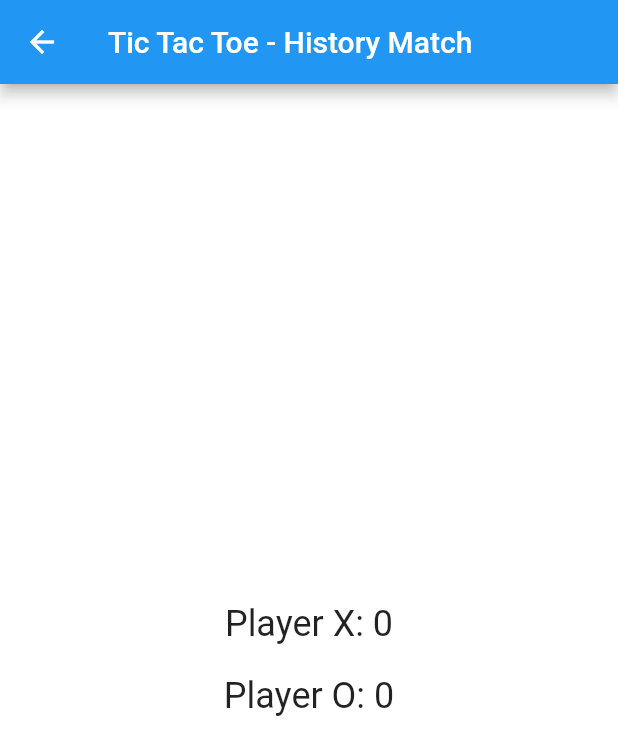
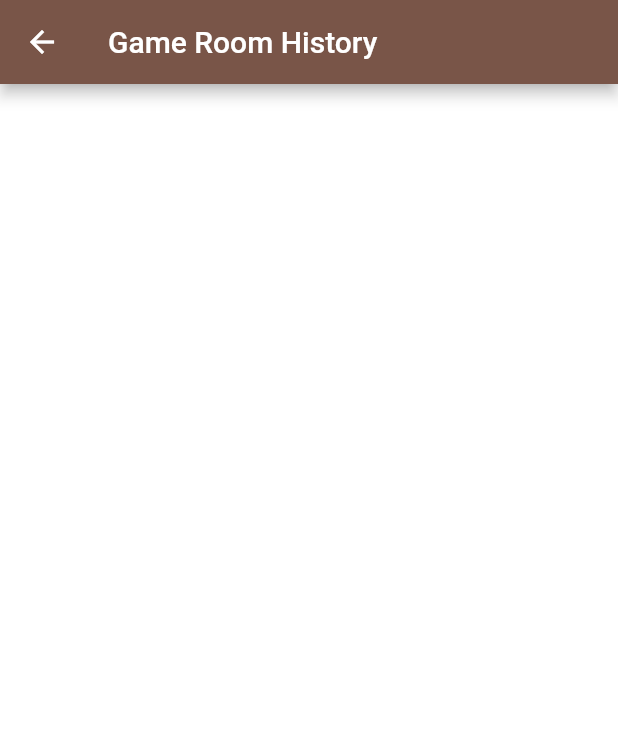
Before and after one commit to Kaowtom/Wireless-project-tictactoeing, a Flutter app: the screen it shows after launch, after a tap on "History", on a phone screen of 412 x 824 dp. Shown: the top 755 px of the screen. Run offline on Flutter 3.47's test engine with Material 2 defaults, Android fonts, the phone set to English and light mode, and no system bars; our stand-ins replace firebase_core, firebase_database, shared_preferences; accounts and stored records are empty.

Commit message:
Add existing project files to Git

```diff
--- a/lib/main.dart
+++ b/lib/main.dart
@@ -1,6 +1,5 @@
 import 'package:flutter/material.dart';
 import 'screens/home_screen.dart';
-import 'screens/gameplay_screen.dart';
 import 'screens/history_screen.dart';
 import 'screens/how_to_play_screen.dart';
 import 'screens/setting_screen.dart';
@@ -12,7 +11,7 @@ import 'package:firebase_core/firebase_core.dart';
 
 void main() async {
   WidgetsFlutterBinding.ensureInitialized();
-  await Firebase.initializeApp(
+  Firebase.initializeApp(
     options: DefaultFirebaseOptions.currentPlatform,
   );
   runApp(TicTacToeApp());
@@ -25,13 +24,13 @@ class TicTacToeApp extends StatefulWidget {
 
 class _TicTacToeAppState extends State<TicTacToeApp> {
   ThemeData lightTheme = ThemeData(
-    primarySwatch: Colors.blue,
+    primarySwatch: Colors.brown,
     scaffoldBackgroundColor: Colors.white,
   );
 
   ThemeData darkTheme = ThemeData(
-    primarySwatch: Colors.blue,
-    scaffoldBackgroundColor: Color.fromARGB(255, 141, 216, 146),
+    primarySwatch: Colors.teal,
+    scaffoldBackgroundColor: Colors.grey,
   );
 
   bool isDarkMode = false;
@@ -47,7 +46,7 @@ class _TicTacToeAppState extends State<TicTacToeApp> {
         '/game-room-selection': (context) => GameRoomSelectionScreen(),
         '/history': (context) => HistoryScreen(),
         '/how-to-play': (context) => HowToPlayScreen(),
-        '/settings': (context) => SettingsScreen(),
+        '/settings': (context) => SettingsScreen(toggleTheme: toggleTheme),
       },
     );
   }
@@ -59,6 +58,14 @@ class _TicTacToeAppState extends State<TicTacToeApp> {
     });
   }
 
+  Future<void> toggleTheme(bool value) async {
+    SharedPreferences prefs = await SharedPreferences.getInstance();
+    setState(() {
+      isDarkMode = value;
+    });
+    await prefs.setBool('isDarkMode', value);
+  }
+
   @override
   void initState() {
     super.initState();
--- /dev/null
+++ b/lib/screens/fixed_size_button.dart
@@ -0,0 +1,27 @@
+import 'package:flutter/material.dart';
+
+class FixedSizeButton extends StatelessWidget {
+  final Widget child;
+  final double width;
+  final double height;
+  final VoidCallback onPressed;
+
+  FixedSizeButton({
+    required this.child,
+    required this.onPressed,
+    this.width = 200.0,
+    this.height = 50.0,
+  });
+
+  @override
+  Widget build(BuildContext context) {
+    return SizedBox(
+      width: width,
+      height: height,
+      child: ElevatedButton(
+        onPressed: onPressed,
+        child: child,
+      ),
+    );
+  }
+}
--- a/lib/screens/gameplay_screen.dart
+++ b/lib/screens/gameplay_screen.dart
@@ -110,11 +110,11 @@ class _GameplayScreenState extends State<GameplayScreen> {
     return GestureDetector(
       onTap: () => _markSquare(index),
       child: Container(
-        color: Colors.blue,
+        color: Color.fromARGB(255, 192, 192, 192),
         child: Center(
           child: Text(
             board[index] == '5' ? '' : board[index],
-            style: TextStyle(fontSize: 24, color: Colors.white),
+            style: TextStyle(fontSize: 30, color: Colors.white),
           ),
         ),
       ),
--- a/lib/screens/history_screen.dart
+++ b/lib/screens/history_screen.dart
@@ -1,43 +1,48 @@
 import 'package:flutter/material.dart';
-import 'package:shared_preferences/shared_preferences.dart';
+import 'package:firebase_database/firebase_database.dart';
+import 'package:firebase_database/ui/firebase_animated_list.dart';
 
-class HistoryScreen extends StatefulWidget {
-  @override
-  _HistoryScreenState createState() => _HistoryScreenState();
-}
-
-class _HistoryScreenState extends State<HistoryScreen> {
-  int xScore = 0;
-  int oScore = 0;
-
+class HistoryScreen extends StatelessWidget {
   @override
   Widget build(BuildContext context) {
     return Scaffold(
-      appBar: AppBar(title: Text('Tic Tac Toe - History Match')),
-      body: Center(
-        child: Column(
-          mainAxisAlignment: MainAxisAlignment.center,
-          children: [
-            Text('Player X: $xScore', style: TextStyle(fontSize: 24)),
-            SizedBox(height: 20),
-            Text('Player O: $oScore', style: TextStyle(fontSize: 24)),
-          ],
-        ),
+      appBar: AppBar(
+        title: Text('Game Room History'),
+      ),
+      body: StreamBuilder<DatabaseEvent>(
+        stream: FirebaseDatabase.instance.ref().child('rooms').onValue,
+        builder: (context, AsyncSnapshot<DatabaseEvent> snapshot) {
+          if (snapshot.hasData) {
+            // Get the map of game rooms from the snapshot
+            Map<dynamic, dynamic> roomsData =
+                (snapshot.data?.snapshot.value as Map<dynamic, dynamic>?) ?? {};
+
+            // Create a list of game rooms
+            List<Widget> gameRooms = [];
+            roomsData.forEach((key, value) {
+              // Get the room data with default values for nulls
+              String result = value['winner'] ?? 'game is not finished';
+              // Create a widget to display the room data
+              Widget roomWidget = ListTile(
+                title: Text('Room $key'),
+                subtitle: Text(result),
+              );
+
+              // Add the widget to the list of game rooms
+              gameRooms.add(roomWidget);
+            });
+
+            // Create a ListView with the list of game rooms
+            return ListView(
+              children: gameRooms,
+            );
+          } else if (snapshot.hasError) {
+            return Text('Error: ${snapshot.error}');
+          } else {
+            return CircularProgressIndicator();
+          }
+        },
       ),
     );
   }
-
-  Future<void> loadScores() async {
-    SharedPreferences prefs = await SharedPreferences.getInstance();
-    setState(() {
-      xScore = prefs.getInt('xScore') ?? 0;
-      oScore = prefs.getInt('oScore') ?? 0;
-    });
-  }
-
-  @override
-  void initState() {
-    super.initState();
-    loadScores();
-  }
 }
--- a/lib/screens/home_screen.dart
+++ b/lib/screens/home_screen.dart
@@ -1,6 +1,6 @@
 import 'package:flutter/material.dart';
-import 'package:shared_preferences/shared_preferences.dart';
 import 'game_room_selection_screen.dart';
+import 'fixed_size_button.dart';
 
 class HomeScreen extends StatelessWidget {
   void _navigateToGameRoomSelection(BuildContext context) {
@@ -18,22 +18,22 @@ class HomeScreen extends StatelessWidget {
         child: Column(
           mainAxisAlignment: MainAxisAlignment.center,
           children: [
-            ElevatedButton(
+            FixedSizeButton(
               onPressed: () => _navigateToGameRoomSelection(context),
               child: Text('Start Game'),
             ),
             SizedBox(height: 20),
-            ElevatedButton(
+            FixedSizeButton(
               onPressed: () => Navigator.pushNamed(context, '/history'),
               child: Text('History'),
             ),
             SizedBox(height: 20),
-            ElevatedButton(
+            FixedSizeButton(
               onPressed: () => Navigator.pushNamed(context, '/how-to-play'),
               child: Text('How to Play'),
             ),
             SizedBox(height: 20),
-            ElevatedButton(
+            FixedSizeButton(
               onPressed: () => Navigator.pushNamed(context, '/settings'),
               child: Text('Settings'),
             ),
@@ -42,37 +42,4 @@ class HomeScreen extends StatelessWidget {
       ),
     );
   }
-
-  void onStartGame(BuildContext context) async {
-    bool shouldResetScore = await showDialog(
-      context: context,
-      builder: (BuildContext context) {
-        return AlertDialog(
-          title: Text('Start Game'),
-          content: Text(
-              'Do you want to reset the score before starting a new game?'),
-          actions: [
-            TextButton(
-              onPressed: () => Navigator.of(context).pop(false),
-              child: Text('No'),
-            ),
-            TextButton(
-              onPressed: () => Navigator.of(context).pop(true),
-              child: Text('Yes'),
-            ),
-          ],
-        );
-      },
-    );
-
-    if (shouldResetScore == null) return;
-
-    if (shouldResetScore) {
-      SharedPreferences prefs = await SharedPreferences.getInstance();
-      await prefs.setInt('playerXScore', 0);
-      await prefs.setInt('playerOScore', 0);
-    }
-
-    Navigator.pushNamed(context, '/gameplay');
-  }
 }
```
Also changed, not shown: lib/screens/game_room_selection_screen.dart (+10 -6 lines), lib/screens/setting_screen.dart (+15 -30 lines), 9 other files.
